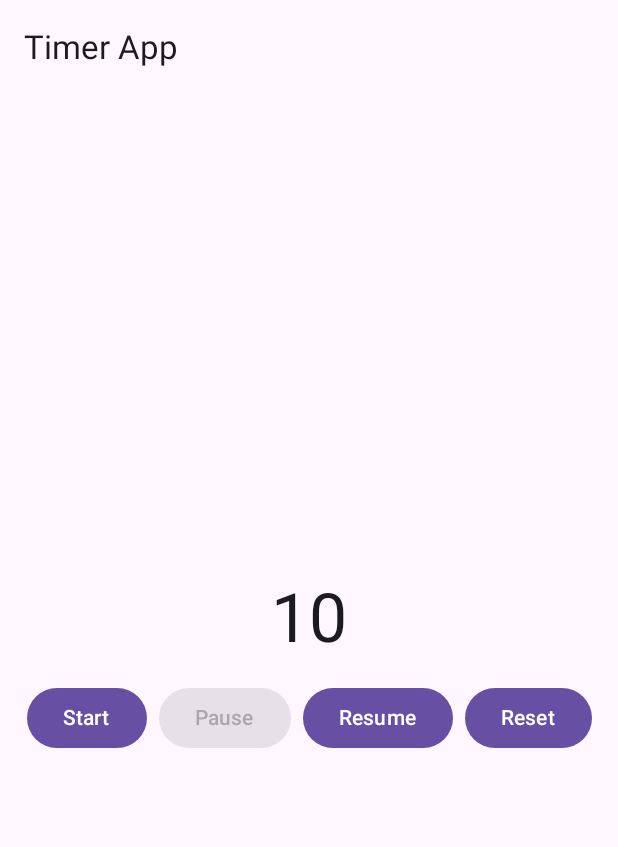
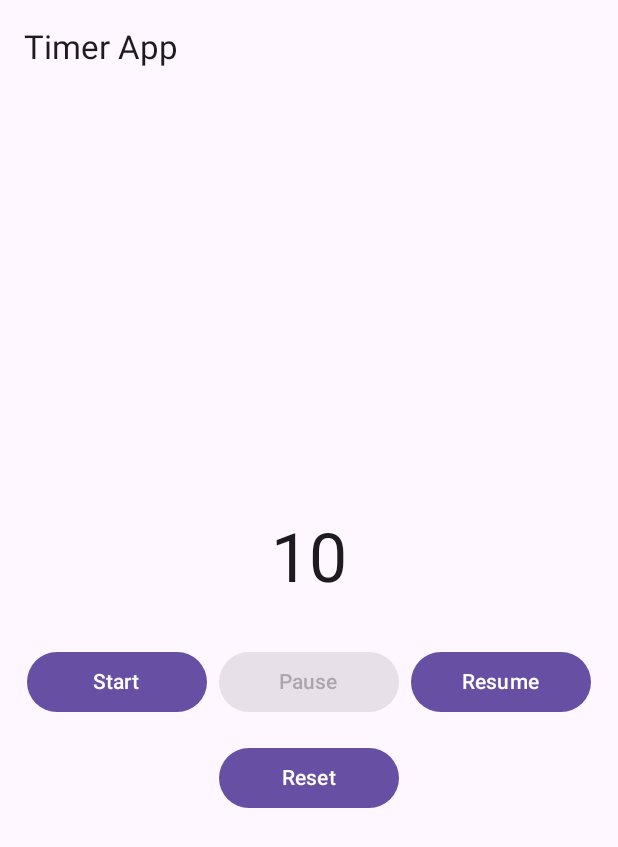
Before and after one commit to SyedAhmed96/Count-Down-Compose, an Android app built with Jetpack Compose: the screen it shows after launch (MainActivity), on a phone screen of 412 x 824 dp. Shown: the top 847 px of the screen. Run offline under Robolectric (Android 15) with nearby library versions, the phone set to English and light mode, and no system bars; our stand-ins replace accompanist.

Commit message:
Updated UI for width dynamic handling using FlowRow

```diff
--- a/app/build.gradle.kts
+++ b/app/build.gradle.kts
@@ -67,6 +67,9 @@ dependencies {
     // Lifecycle & ViewModel support for Compose
     implementation("androidx.lifecycle:lifecycle-viewmodel-compose:2.6.2")
 
+    // Flow row // for dynamic size row
+    implementation ("com.google.accompanist:accompanist-flowlayout:0.30.1")
+
     // Debugging tools
     debugImplementation("androidx.compose.ui:ui-tooling")
     debugImplementation("androidx.compose.ui:ui-test-manifest")
--- a/app/src/main/java/com/ahmed/countdowncompose/MainActivity.kt
+++ b/app/src/main/java/com/ahmed/countdowncompose/MainActivity.kt
@@ -2,7 +2,7 @@ package com.ahmed.countdowncompose
 
 // import androidx.activity.enableEdgeToEdge
 
-
+import com.google.accompanist.flowlayout.FlowRow
 import android.os.Bundle
 import androidx.activity.ComponentActivity
 import androidx.activity.compose.setContent
@@ -13,9 +13,11 @@ import androidx.compose.foundation.layout.Column
 import androidx.compose.foundation.layout.Row
 import androidx.compose.foundation.layout.Spacer
 import androidx.compose.foundation.layout.fillMaxSize
+import androidx.compose.foundation.layout.fillMaxWidth
 import androidx.compose.foundation.layout.height
 import androidx.compose.foundation.layout.padding
 import androidx.compose.foundation.layout.width
+import androidx.compose.foundation.layout.wrapContentHeight
 import androidx.compose.material3.Button
 import androidx.compose.material3.ExperimentalMaterial3Api
 import androidx.compose.material3.MaterialTheme
@@ -30,6 +32,8 @@ import androidx.compose.ui.Modifier
 import androidx.compose.ui.platform.testTag
 import androidx.compose.ui.tooling.preview.Preview
 import androidx.compose.ui.unit.dp
+import com.google.accompanist.flowlayout.FlowCrossAxisAlignment
+import com.google.accompanist.flowlayout.FlowMainAxisAlignment
 
 class MainActivity : ComponentActivity() {
     override fun onCreate(savedInstanceState: Bundle?) {
@@ -86,64 +90,74 @@ fun CountDownTimerScreen(viewModel: CountDownViewModel) {
     Column(
         modifier = Modifier
             .fillMaxSize()
-            .padding(16.dp), // Adds padding around the content
+            .padding(16.dp),
         horizontalAlignment = Alignment.CenterHorizontally, // Centers content horizontally
         verticalArrangement = Arrangement.Center // Centers content vertically
     ) {
-
         // Displays the current timer value
         Text(
-            text = "$timerValue", // Shows the current countdown value
-            style = MaterialTheme.typography.displayMedium, // Applies a large text style
-            modifier = Modifier.testTag("timerValueText") // Test tag for timer value TextView
+            text = "$timerValue",
+            style = MaterialTheme.typography.displayMedium,
+            modifier = Modifier.testTag("timerValueText")
         )
 
-        Spacer(modifier = Modifier.height(16.dp)) // Adds vertical spacing
+        Spacer(modifier = Modifier.height(32.dp))
 
-        // Row for action buttons
-        Row {
+        // FlowRow for 2x2 button layout
+        FlowRow(
+            mainAxisSpacing = 8.dp, // Spacing between buttons horizontally
+            crossAxisSpacing = 16.dp, // Spacing between rows
+            modifier = Modifier
+                .fillMaxWidth()
+                .wrapContentHeight(), // Ensures the row wraps properly
+            mainAxisAlignment = FlowMainAxisAlignment.Center // Centers buttons horizontally
+        ) {
             // Start button
             Button(
-                onClick = { viewModel.startTimer(10) }, // Starts the timer from 10 seconds
-                enabled = !isRunning, // Button is disabled if the timer is running
-                modifier = Modifier.testTag("startButton") // Test tag for start button
+                onClick = { viewModel.startTimer(10) },
+                enabled = !isRunning,
+                modifier = Modifier
+                    .width(120.dp) // Ensures uniform button width
+                    .testTag("startButton")
             ) {
                 Text(text = "Start")
             }
 
-            Spacer(modifier = Modifier.width(8.dp)) // Adds horizontal spacing
-
             // Pause button
             Button(
-                onClick = { viewModel.pauseTimer() }, // Pauses the timer
-                enabled = isRunning, // Button is enabled only if the timer is running
-                modifier = Modifier.testTag("pauseButton") // Test tag for pause button
+                onClick = { viewModel.pauseTimer() },
+                enabled = isRunning,
+                modifier = Modifier
+                    .width(120.dp) // Ensures uniform button width
+                    .testTag("pauseButton")
             ) {
                 Text(text = "Pause")
             }
-
-            Spacer(modifier = Modifier.width(8.dp)) // Adds horizontal spacing
 
             // Resume button
             Button(
                 onClick = { viewModel.startTimer(timerValue) },
                 enabled = !isRunning,
-                modifier = Modifier.testTag("resumeButton") // Test tag for resume button
+                modifier = Modifier
+                    .width(120.dp) // Ensures uniform button width
+                    .testTag("resumeButton")
             ) {
                 Text(text = "Resume")
             }
 
-            Spacer(modifier = Modifier.width(8.dp)) // Adds horizontal spacing
-
             // Reset button
             Button(
-                onClick = { viewModel.resetTimer() }, // Resets the timer to its initial state
-                modifier = Modifier.testTag("resetButton") // Test tag for reset button
+                onClick = { viewModel.resetTimer() },
+                modifier = Modifier
+                    .width(120.dp) // Ensures uniform button width
+                    .testTag("resetButton")
             ) {
                 Text(text = "Reset")
             }
         }
     }
+
+
 }
 
 
```
